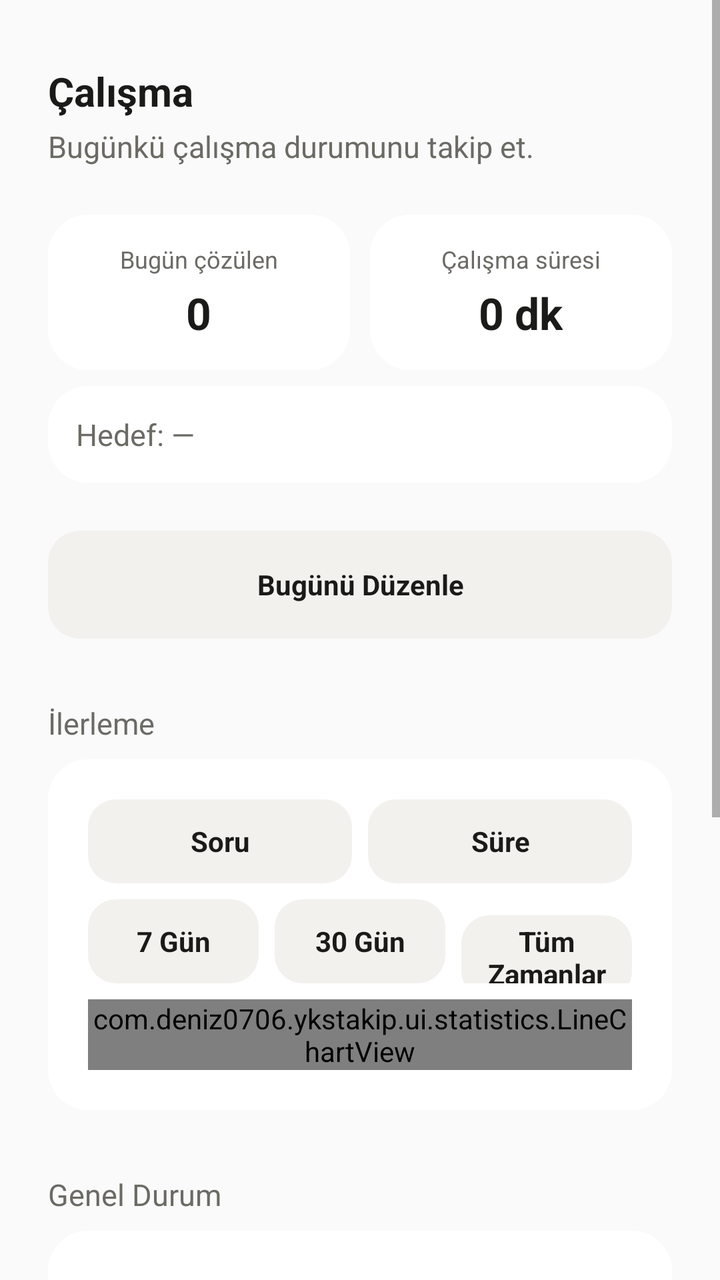
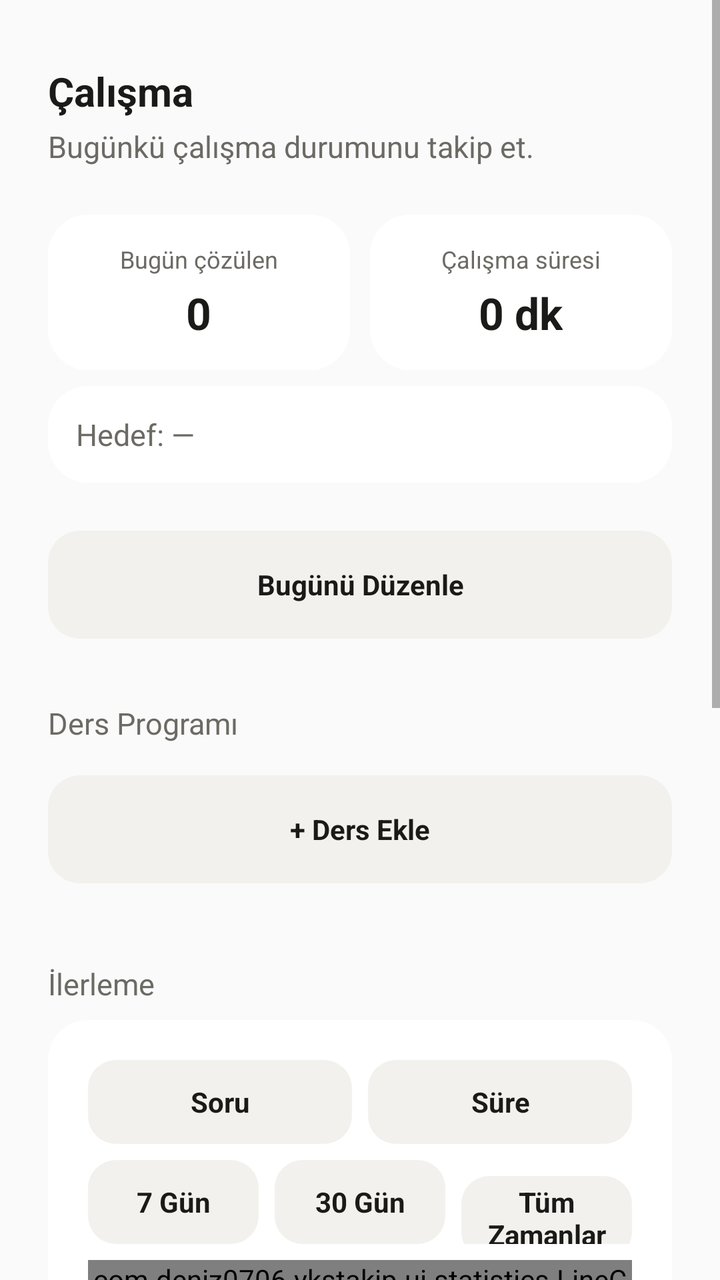

An Android layout rendered at two revisions. The XML below is the earlier revision; the diff shows what the commit changed to produce the second picture.
<!-- AndroidManifest.xml: application theme Theme.YksTakip -->
<!-- res/layout/fragment_study.xml -->
<?xml version="1.0" encoding="utf-8"?>
<ScrollView xmlns:android="http://schemas.android.com/apk/res/android"
    android:layout_width="match_parent"
    android:layout_height="match_parent"
    android:background="@color/background"
    android:fillViewport="true"
    android:clipToPadding="false"
    android:paddingBottom="100dp">

    <LinearLayout
        android:layout_width="match_parent"
        android:layout_height="wrap_content"
        android:orientation="vertical"
        android:layout_gravity="center_horizontal"
        android:paddingHorizontal="@dimen/space_l"
        android:paddingTop="@dimen/space_xl">

        <TextView
            android:layout_width="match_parent"
            android:layout_height="wrap_content"
            android:text="Çalışma"
            android:textSize="@dimen/text_title"
            android:textStyle="bold"
            android:textColor="@color/on_background" />

        <TextView
            android:layout_width="match_parent"
            android:layout_height="wrap_content"
            android:layout_marginTop="4dp"
            android:text="Bugünkü çalışma durumunu takip et."
            android:textSize="@dimen/text_body"
            android:textColor="@color/on_surface_secondary" />

        <LinearLayout
            android:layout_width="match_parent"
            android:layout_height="wrap_content"
            android:layout_marginTop="@dimen/space_l"
            android:orientation="horizontal">

            <LinearLayout
                android:layout_width="0dp"
                android:layout_height="wrap_content"
                android:layout_weight="1"
                android:orientation="vertical"
                android:gravity="center"
                android:background="@drawable/bg_card"
                android:padding="14dp">

                <TextView
                    android:layout_width="wrap_content"
                    android:layout_height="wrap_content"
                    android:text="Bugün çözülen"
                    android:textSize="@dimen/text_caption"
                    android:textColor="@color/on_surface_secondary" />

                <TextView
                    android:id="@+id/tvStudyQuestions"
                    android:layout_width="wrap_content"
                    android:layout_height="wrap_content"
                    android:layout_marginTop="4dp"
                    android:text="0"
                    android:textSize="22sp"
                    android:textStyle="bold"
                    android:textColor="@color/on_background" />

            </LinearLayout>

            <View
                android:layout_width="10dp"
                android:layout_height="1dp" />

            <LinearLayout
                android:layout_width="0dp"
                android:layout_height="wrap_content"
                android:layout_weight="1"
                android:orientation="vertical"
                android:gravity="center"
                android:background="@drawable/bg_card"
                android:padding="14dp">

                <TextView
                    android:layout_width="wrap_content"
                    android:layout_height="wrap_content"
                    android:text="Çalışma süresi"
                    android:textSize="@dimen/text_caption"
                    android:textColor="@color/on_surface_secondary" />

                <TextView
                    android:id="@+id/tvStudyTime"
                    android:layout_width="wrap_content"
                    android:layout_height="wrap_content"
                    android:layout_marginTop="4dp"
                    android:text="0 dk"
                    android:textSize="22sp"
                    android:textStyle="bold"
                    android:textColor="@color/on_background" />

            </LinearLayout>

        </LinearLayout>

        <LinearLayout
            android:layout_width="match_parent"
            android:layout_height="wrap_content"
            android:layout_marginTop="@dimen/space_s"
            android:background="@drawable/bg_card"
            android:padding="14dp"
            android:orientation="vertical">

            <TextView
                android:id="@+id/tvStudyGoal"
                android:layout_width="match_parent"
                android:layout_height="wrap_content"
                android:text="Hedef: —"
                android:textSize="@dimen/text_body"
                android:textColor="@color/on_surface_secondary" />

        </LinearLayout>

        <TextView
            android:id="@+id/btnEditToday"
            android:layout_width="match_parent"
            android:layout_height="54dp"
            android:layout_marginTop="@dimen/space_l"
            android:gravity="center"
            android:text="Bugünü Düzenle"
            android:textStyle="bold"
            android:textColor="@color/on_background"
            android:background="@drawable/bg_button_secondary"
            android:clickable="true"
            android:focusable="true" />

        <TextView
            android:layout_width="match_parent"
            android:layout_height="wrap_content"
            android:layout_marginTop="@dimen/space_xl"
            android:text="İlerleme"
            android:textSize="@dimen/text_body"
            android:textColor="@color/on_surface_secondary" />

        <LinearLayout
            android:layout_width="match_parent"
            android:layout_height="wrap_content"
            android:layout_marginTop="@dimen/space_s"
            android:orientation="vertical"
            android:background="@drawable/bg_card"
            android:padding="@dimen/card_padding">

            <LinearLayout
                android:layout_width="match_parent"
                android:layout_height="wrap_content"
                android:orientation="horizontal">

                <TextView
                    android:id="@+id/chartMetricQuestions"
                    android:layout_width="0dp"
                    android:layout_height="42dp"
                    android:layout_weight="1"
                    android:gravity="center"
                    android:text="Soru"
                    android:textStyle="bold"
                    android:background="@drawable/bg_pill_toggle"
                    android:textColor="@color/on_background" />

                <View
                    android:layout_width="8dp"
                    android:layout_height="1dp" />

                <TextView
                    android:id="@+id/chartMetricTime"
                    android:layout_width="0dp"
                    android:layout_height="42dp"
                    android:layout_weight="1"
                    android:gravity="center"
                    android:text="Süre"
                    android:textStyle="bold"
                    android:background="@drawable/bg_pill_toggle"
                    android:textColor="@color/on_background" />

            </LinearLayout>

            <LinearLayout
                android:layout_width="match_parent"
                android:layout_height="wrap_content"
                android:layout_marginTop="@dimen/space_s"
                android:orientation="horizontal">

                <TextView
                    android:id="@+id/chartRange7"
                    android:layout_width="0dp"
                    android:layout_height="42dp"
                    android:layout_weight="1"
                    android:gravity="center"
                    android:text="7 Gün"
                    android:textStyle="bold"
                    android:background="@drawable/bg_pill_toggle"
                    android:textColor="@color/on_background" />

                <View
                    android:layout_width="8dp"
                    android:layout_height="1dp" />

                <TextView
                    android:id="@+id/chartRange30"
                    android:layout_width="0dp"
                    android:layout_height="42dp"
                    android:layout_weight="1"
                    android:gravity="center"
                    android:text="30 Gün"
                    android:textStyle="bold"
                    android:background="@drawable/bg_pill_toggle"
                    android:textColor="@color/on_background" />

                <View
                    android:layout_width="8dp"
                    android:layout_height="1dp" />

                <TextView
                    android:id="@+id/chartRangeAll"
                    android:layout_width="0dp"
                    android:layout_height="42dp"
                    android:layout_weight="1"
                    android:gravity="center"
                    android:text="Tüm Zamanlar"
                    android:textStyle="bold"
                    android:background="@drawable/bg_pill_toggle"
                    android:textColor="@color/on_background" />

            </LinearLayout>

            <com.deniz0706.ykstakip.ui.statistics.LineChartView
                android:id="@+id/studyChart"
                android:layout_width="match_parent"
                android:layout_height="wrap_content"
                android:layout_marginTop="@dimen/space_s" />

            <TextView
                android:id="@+id/tvStudyChartEmpty"
                android:layout_width="match_parent"
                android:layout_height="wrap_content"
                android:gravity="center"
                android:padding="24dp"
                android:text="Henüz çalışma verisi yok."
                android:textSize="@dimen/text_body"
                android:textColor="@color/on_surface_secondary"
                android:visibility="gone" />

        </LinearLayout>

        <TextView
            android:layout_width="match_parent"
            android:layout_height="wrap_content"
            android:layout_marginTop="@dimen/space_xl"
            android:text="Genel Durum"
            android:textSize="@dimen/text_body"
            android:textColor="@color/on_surface_secondary" />

        <LinearLayout
            android:layout_width="match_parent"
            android:layout_height="wrap_content"
            android:layout_marginTop="@dimen/space_s"
            android:orientation="vertical"
            android:background="@drawable/bg_card"
            android:padding="@dimen/card_padding">

            <TextView
                android:id="@+id/tvTotalQuestions"
                android:layout_width="match_parent"
                android:layout_height="wrap_content"
                android:text="Toplam soru: 0"
                android:textSize="@dimen/text_body"
                android:textColor="@color/on_background" />

            <TextView
                android:id="@+id/tvTotalStudyTime"
                android:layout_width="match_parent"
                android:layout_height="wrap_content"
                android:layout_marginTop="@dimen/space_s"
                android:text="Toplam çalışma: 0 dk"
                android:textSize="@dimen/text_body"
                android:textColor="@color/on_background" />

            <TextView
                android:id="@+id/tvAverageQuestions"
                android:layout_width="match_parent"
                android:layout_height="wrap_content"
                android:layout_marginTop="@dimen/space_s"
                android:text="Günlük ortalama soru: 0"
                android:textSize="@dimen/text_body"
                android:textColor="@color/on_background" />

            <TextView
                android:id="@+id/tvAverageStudyTime"
                android:layout_width="match_parent"
                android:layout_height="wrap_content"
                android:layout_marginTop="@dimen/space_s"
                android:text="Günlük ortalama çalışma: 0 dk"
                android:textSize="@dimen/text_body"
                android:textColor="@color/on_background" />

            <TextView
                android:id="@+id/tvGoalDays"
                android:layout_width="match_parent"
                android:layout_height="wrap_content"
                android:layout_marginTop="@dimen/space_s"
                android:text="Hedef tutan gün: 0"
                android:textSize="@dimen/text_body"
                android:textColor="@color/on_background" />

            <TextView
                android:id="@+id/tvBestQuestionDay"
                android:layout_width="match_parent"
                android:layout_height="wrap_content"
                android:layout_marginTop="@dimen/space_s"
                android:text="En çok soru: —"
                android:textSize="@dimen/text_body"
                android:textColor="@color/on_background" />

            <TextView
                android:id="@+id/tvBestStudyDay"
                android:layout_width="match_parent"
                android:layout_height="wrap_content"
                android:layout_marginTop="@dimen/space_s"
                android:text="En uzun çalışma: —"
                android:textSize="@dimen/text_body"
                android:textColor="@color/on_background" />

        </LinearLayout>

    </LinearLayout>

</ScrollView>
<!-- resources referenced by this layout -->
<resources>
  <color name="background">#FAFAFA</color>
  <color name="on_background">#1A1A18</color>
  <color name="on_surface_secondary">#6B6A64</color>
  <dimen name="card_padding">20dp</dimen>
  <dimen name="space_l">24dp</dimen>
  <dimen name="space_s">8dp</dimen>
  <dimen name="space_xl">32dp</dimen>
  <dimen name="text_body">15sp</dimen>
  <dimen name="text_caption">12sp</dimen>
  <dimen name="text_title">20sp</dimen>
  <!-- drawable bg_button_secondary (drawable) -->
  <?xml version="1.0" encoding="utf-8"?>
  <ripple xmlns:android="http://schemas.android.com/apk/res/android"
      android:color="#22000000">
      <item>
          <shape android:shape="rectangle">
              <solid android:color="@color/input_bg" />
              <corners android:radius="16dp" />
          </shape>
      </item>
  </ripple>
  <!-- drawable bg_card (drawable) -->
  <?xml version="1.0" encoding="utf-8"?>
  <shape xmlns:android="http://schemas.android.com/apk/res/android" android:shape="rectangle">
      <solid android:color="@color/surface" />
      <corners android:radius="@dimen/card_radius" />
  </shape>
  <!-- drawable bg_pill_toggle (drawable) -->
  <?xml version="1.0" encoding="utf-8"?>
  <selector xmlns:android="http://schemas.android.com/apk/res/android">
      <item android:state_selected="true">
          <shape android:shape="rectangle">
              <solid android:color="@color/accent" />
              <corners android:radius="14dp" />
          </shape>
      </item>
      <item>
          <shape android:shape="rectangle">
              <solid android:color="@color/input_bg" />
              <corners android:radius="14dp" />
          </shape>
      </item>
  </selector>
  <style name="Theme.YksTakip" parent="Theme.MaterialComponents.DayNight.NoActionBar">
          <item name="android:windowBackground">@color/background</item>
          <item name="android:statusBarColor">@color/background</item>
          <item name="android:navigationBarColor">@color/background</item>
          <item name="colorPrimary">@color/accent</item>
          <item name="colorAccent">@color/accent</item>
          <item name="android:windowLightStatusBar" tools:targetApi="m">true</item>
      </style>
  <color name="input_bg">#F2F1ED</color>
  <color name="surface">#FFFFFF</color>
  <dimen name="card_radius">20dp</dimen>
  <color name="accent">#0A84FF</color>
</resources>

<!-- the commit's change to res/layout/fragment_study.xml (unified diff, before → after) -->
@@ -131,6 +131,41 @@
             android:focusable="true" />
 
         <TextView
+    android:layout_width="match_parent"
+    android:layout_height="wrap_content"
+    android:layout_marginTop="@dimen/space_xl"
+    android:text="Ders Programı"
+    android:textSize="@dimen/text_body"
+    android:textColor="@color/on_surface_secondary" />
+
+<LinearLayout
+    android:id="@+id/planDaySelector"
+    android:layout_width="match_parent"
+    android:layout_height="wrap_content"
+    android:layout_marginTop="@dimen/space_s"
+    android:orientation="horizontal" />
+
+<TextView
+    android:id="@+id/btnAddPlan"
+    android:layout_width="match_parent"
+    android:layout_height="54dp"
+    android:layout_marginTop="@dimen/space_s"
+    android:gravity="center"
+    android:text="+ Ders Ekle"
+    android:textStyle="bold"
+    android:textColor="@color/on_background"
+    android:background="@drawable/bg_button_secondary"
+    android:clickable="true"
+    android:focusable="true" />
+
+<LinearLayout
+    android:id="@+id/planList"
+    android:layout_width="match_parent"
+    android:layout_height="wrap_content"
+    android:layout_marginTop="@dimen/space_s"
+    android:orientation="vertical" />
+
+        <TextView
             android:layout_width="match_parent"
             android:layout_height="wrap_content"
             android:layout_marginTop="@dimen/space_xl"
